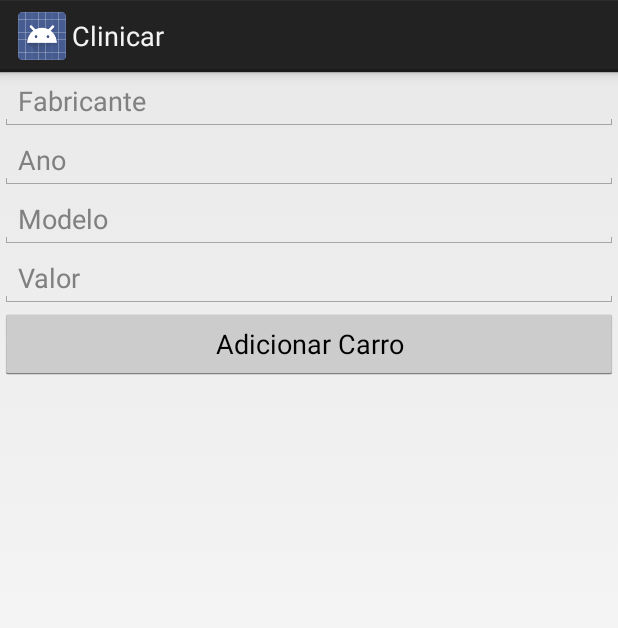
After one commit to NadalinVini/Clinicar, an Android app: the CarroActivity screen opened directly, with no data from a screen before it, on a phone screen of 412 x 824 dp. The commit adds this screen. Shown: the top 628 px of the screen. Run offline under Robolectric (Android 15) with nearby library versions, the phone set to English and light mode, and no system bars; our stand-ins replace Firebase (no records; nobody signed in at launch, a user with empty details on screens opened directly).

Commit message:
Segundo Commit
Falta pouco

```diff
--- a/app/src/main/AndroidManifest.xml
+++ b/app/src/main/AndroidManifest.xml
@@ -28,6 +28,11 @@
             android:theme="@style/Theme.AppCompat.NoActionBar"/>
         <activity android:name=".RegisterActivity" />
         <activity android:name=".BemVindo"></activity>
+        <activity android:name=".ContratoActivity"></activity>
+        <activity android:name=".ActivityContrato.CarroActivity"></activity>
+        <activity android:name=".ActivityContrato.OficinaActivity"></activity>
+        <activity android:name=".ActivityContrato.PlanosActivity"></activity>
+
     </application>
 
 </manifest>
--- /dev/null
+++ b/app/src/main/java/company/clinicar/clinicar/ActivityContrato/CarroActivity.java
@@ -0,0 +1,101 @@
+package company.clinicar.clinicar.ActivityContrato;
+
+import android.app.Activity;
+import android.os.Bundle;
+import android.support.annotation.NonNull;
+import android.view.View;
+import android.widget.EditText;
+import android.widget.Toast;
+
+import com.google.android.gms.tasks.OnFailureListener;
+import com.google.android.gms.tasks.OnSuccessListener;
+import com.google.firebase.auth.FirebaseAuth;
+import com.google.firebase.auth.FirebaseUser;
+import com.google.firebase.database.DatabaseReference;
+import com.google.firebase.database.FirebaseDatabase;
+
+
+import company.clinicar.clinicar.Model.Carro;
+import company.clinicar.clinicar.R;
+
+/**
+ * Created by Vinicius on 18/11/2018.
+ */
+
+public class CarroActivity extends Activity {
+
+    private EditText EditFabricante;
+    private EditText EditModelo;
+    private EditText EditAno;
+    private EditText EditValor;
+    private DatabaseReference mDatabase;
+
+
+    protected void onCreate(Bundle savedInstanceState) {
+        super.onCreate(savedInstanceState);
+        setContentView(R.layout.activity_carro);
+
+        EditFabricante = findViewById(R.id.fabricanteText);
+        EditModelo = findViewById(R.id.modeloText);
+        EditAno = findViewById(R.id.anoText);
+        EditValor = findViewById(R.id.valorText);
+        mDatabase = FirebaseDatabase.getInstance().getReference();
+    }
+    public void AdicionarCarro (View view){
+
+        String fabricante = "";
+        String modelo = "";
+        int ano = 0;
+        Double valor = 0.0;
+
+        Carro carro = new Carro();
+
+        try
+        {
+            fabricante = EditFabricante.getText().toString();
+            modelo = EditModelo.getText().toString();
+            ano = Integer.parseInt(EditAno.getText().toString());
+            valor = Double.parseDouble(EditValor.getText().toString());
+
+        }catch (NullPointerException e){
+
+            Toast.makeText(CarroActivity.this, "Não foi possível ler os dados do carro", Toast.LENGTH_SHORT).show();
+        }
+
+        carro.setFabricante(fabricante);
+        carro.setModelo(modelo);
+        carro.setAno(ano);
+        carro.setValor(valor);
+
+        FirebaseUser user = FirebaseAuth.getInstance().getCurrentUser();
+
+        carro.setUsuario(user.getEmail());
+        carro.setID(1);
+
+        if(ano < 1990 || ano > 2020){
+            Toast.makeText(CarroActivity.this, "ano do carro não pode ser menor que 1990 e maior que 2020", Toast.LENGTH_SHORT).show();
+        }
+        else{
+            SalvarCarro(carro, carro.getID());
+        }
+
+    }
+
+    private void SalvarCarro(Carro carro, long id){
+
+        mDatabase.child("carro").child("ID" + id).setValue(carro)
+                .addOnSuccessListener(new OnSuccessListener<Void>() {
+                    @Override
+                    public void onSuccess(Void aVoid) {
+                        Toast.makeText(CarroActivity.this, "Carro adicionado", Toast.LENGTH_SHORT).show();
+                    }
+                })
+                .addOnFailureListener(new OnFailureListener(){
+                    @Override
+                    public void onFailure(@NonNull Exception e) {
+                        Toast.makeText(CarroActivity.this, "Erro ao tentar adicionar carro ", Toast.LENGTH_SHORT).show();
+                    }
+                });
+    }
+
+}
--- /dev/null
+++ b/app/src/main/res/layout/activity_carro.xml
@@ -0,0 +1,41 @@
+<?xml version="1.0" encoding="utf-8"?>
+<LinearLayout
+    xmlns:android="http://schemas.android.com/apk/res/android"
+    android:layout_width="match_parent"
+    android:layout_height="match_parent"
+    android:orientation="vertical"
+    xmlns:tools="http://schemas.android.com/tools"
+    tools:context="company.clinicar.clinicar.ActivityContrato.CarroActivity">
+
+
+    <EditText
+        android:id="@+id/fabricanteText"
+        android:hint="Fabricante"
+        android:layout_width="match_parent"
+        android:layout_height="wrap_content" />
+    <EditText
+        android:id="@+id/anoText"
+        android:hint="Ano"
+        android:inputType="number"
+        android:layout_width="match_parent"
+        android:layout_height="wrap_content" />
+    <EditText
+        android:id="@+id/modeloText"
+        android:hint="Modelo"
+        android:layout_width="match_parent"
+        android:layout_height="wrap_content" />
+    <EditText
+        android:id="@+id/valorText"
+        android:hint="Valor"
+        android:inputType="number"
+        android:layout_width="match_parent"
+        android:layout_height="wrap_content" />
+
+    <Button
+        android:id="@+id/addCarro"
+        android:onClick="AdicionarCarro"
+        android:layout_width="match_parent"
+        android:layout_height="wrap_content"
+        android:text="Adicionar Carro"/>
+
+</LinearLayout>
```
Also changed, not shown: app/src/main/java/company/clinicar/clinicar/ActivityContrato/OficinaActivity.java (added, +10 -0 lines), app/src/main/java/company/clinicar/clinicar/ActivityContrato/PlanosActivity.java (added, +11 -0 lines), app/src/main/java/company/clinicar/clinicar/BemVindo.java (+73 -2 lines), app/src/main/java/company/clinicar/clinicar/ContratoActivity.java (added, +40 -0 lines), app/src/main/java/company/clinicar/clinicar/MainActivity.java (+13 -3 lines), app/src/main/java/company/clinicar/clinicar/Model/Carro.java (added, +75 -0 lines), app/src/main/java/company/clinicar/clinicar/Model/DadosComplementares.java (added, +77 -0 lines), app/src/main/java/company/clinicar/clinicar/Model/Seguro.java (added, +47 -0 lines), app/src/main/res/layout/activity_bem_vindo.xml (+25 -0 lines), app/src/main/res/layout/activity_contrato.xml (added, +50 -0 lines).
